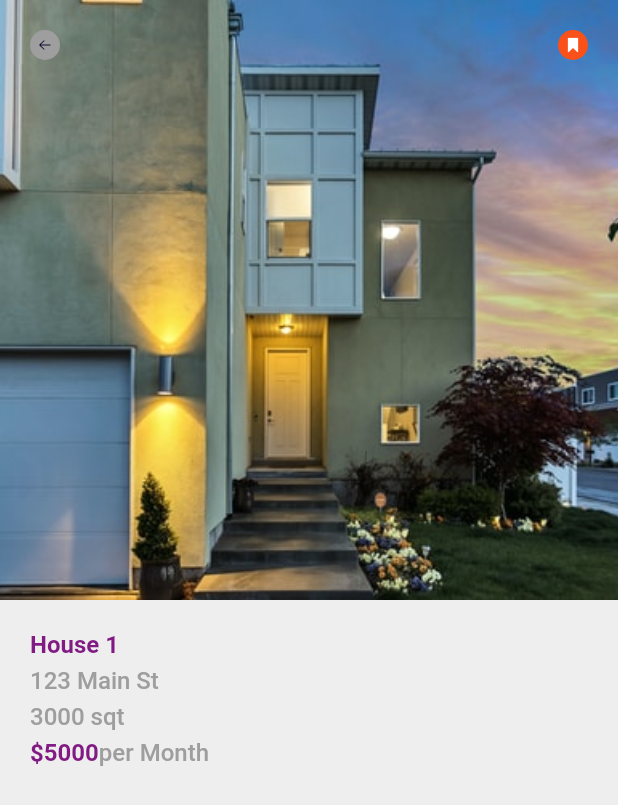
After one commit to bdushimi/atlp-flutter, a Flutter app: the screen it shows after launch, after a tap on "House 1", on a phone screen of 412 x 824 dp. The commit adds this screen. Shown: the top 805 px of the screen. Run offline on Flutter 3.47's test engine with Material 2 defaults, Android fonts, the phone set to English and light mode, and no system bars; our stand-ins replace flutter_svg.

Commit message:
Adds house details page

```diff
--- /dev/null
+++ b/flutter-firebase/house_rent_app/lib/screen/detail/details.dart
@@ -0,0 +1,26 @@
+import 'package:flutter/material.dart';
+import 'package:house_rent_app/model/house_model.dart';
+import 'package:house_rent_app/screen/detail/widget/detailed_app_bar.dart';
+import 'package:house_rent_app/screen/detail/widget/content_intro.dart';
+
+class Details extends StatelessWidget {
+  final House house;
+  const Details({Key? key, required this.house}) : super(key: key);
+
+  @override
+  Widget build(BuildContext context) {
+    return Scaffold(
+      body: SingleChildScrollView(
+        child: Column(
+          crossAxisAlignment: CrossAxisAlignment.start,
+          children: [
+            DetailedAppBar(house: house),
+            const SizedBox(height: 20),
+            ContentIntro(house: house),
+
+          ],
+        ),
+      ),
+    );
+  }
+}
--- /dev/null
+++ b/flutter-firebase/house_rent_app/lib/screen/detail/widget/content_intro.dart
@@ -0,0 +1,55 @@
+import 'package:flutter/material.dart';
+import 'package:house_rent_app/model/house_model.dart';
+
+class ContentIntro extends StatelessWidget {
+  final House house;
+  const ContentIntro({Key? key, required this.house}) : super(key: key);
+
+  @override
+  Widget build(BuildContext context) {
+    return Container(
+      padding: const EdgeInsets.symmetric(horizontal: 20),
+      child: Column(
+        crossAxisAlignment: CrossAxisAlignment.start,
+        children: [
+          Text(house.name,
+              style: Theme.of(context)
+                  .textTheme
+                  .headline1!
+                  .copyWith(fontSize: 16, fontWeight: FontWeight.bold)),
+          const SizedBox(height: 5),
+          Text(house.address,
+              style: Theme.of(context)
+                  .textTheme
+                  .bodyText1!
+                  .copyWith(fontSize: 16, color: Colors.grey)),
+                  const SizedBox(height: 5),
+          Text("3000 sqt",
+              style: Theme.of(context)
+                  .textTheme
+                  .bodyText1!
+                  .copyWith(fontSize: 16, color: Colors.grey)),
+                  const SizedBox(height: 5),
+          RichText(
+            text: TextSpan(
+              children: [
+                TextSpan(
+                    text: '\$5000',
+                    style: Theme.of(context)
+                        .textTheme
+                        .headline1!
+                        .copyWith(fontSize: 16, fontWeight: FontWeight.bold)),
+                TextSpan(
+                    text: 'per Month',
+                    style: Theme.of(context)
+                        .textTheme
+                        .bodyText1!
+                        .copyWith(fontSize: 16, color: Colors.grey)),
+              ],
+            ),
+          ),
+        ],
+      ),
+    );
+  }
+}
--- /dev/null
+++ b/flutter-firebase/house_rent_app/lib/screen/detail/widget/detailed_app_bar.dart
@@ -0,0 +1,57 @@
+import 'package:flutter/material.dart';
+import 'package:flutter_svg/svg.dart';
+
+import '../../../model/house_model.dart';
+
+class DetailedAppBar extends StatelessWidget {
+  final House house;
+  const DetailedAppBar({Key? key, required this.house}) : super(key: key);
+
+  @override
+  Widget build(BuildContext context) {
+    return Container(
+      height: 400,
+      child: Stack(
+        children: [
+          Image.asset(house.imageUrl,
+              fit: BoxFit.cover, height: double.infinity),
+          SafeArea(
+            child: Padding(
+              padding: const EdgeInsets.symmetric(horizontal: 20, vertical: 20),
+              child: Row(
+                mainAxisAlignment: MainAxisAlignment.spaceBetween,
+                children: [
+                  GestureDetector(
+                    onTap: () {
+                      Navigator.of(context).pop();
+                    },
+                    child: Container(
+                      height: 20,
+                      width: 20,
+                      padding: const EdgeInsets.all(5),
+                      decoration: const BoxDecoration(
+                        color: Colors.grey,
+                        shape: BoxShape.circle,
+                      ),
+                      child: SvgPicture.asset("assets/icons/arrow.svg"),
+                    ),
+                  ),
+                  Container(
+                    height: 20,
+                    width: 20,
+                    padding: const EdgeInsets.all(5),
+                    decoration: BoxDecoration(
+                      color: Theme.of(context).colorScheme.secondary,
+                      shape: BoxShape.circle,
+                    ),
+                    child: SvgPicture.asset("assets/icons/mark.svg"),
+                  ),
+                ],
+              ),
+            ),
+          ),
+        ],
+      ),
+    );
+  }
+}
--- a/flutter-firebase/house_rent_app/lib/screen/home/widget/recommended_house.dart
+++ b/flutter-firebase/house_rent_app/lib/screen/home/widget/recommended_house.dart
@@ -2,6 +2,7 @@ import 'package:flutter/material.dart';
 import 'package:house_rent_app/widget/circular_icon.dart';
 
 import '../../../model/house_model.dart';
+import '../../detail/details.dart';
 
 /// This class is a stateless widget that displays a recommended house.
 class RecommendedHouse extends StatelessWidget {
@@ -13,7 +14,14 @@ class RecommendedHouse extends StatelessWidget {
         height: 340,
         child: ListView.separated(
             scrollDirection: Axis.horizontal,
-            itemBuilder: (context, index) => Container(
+            itemBuilder: (context, index) => GestureDetector(
+                  onTap: () {
+                    Navigator.of(context).push(
+                        MaterialPageRoute(builder: (BuildContext context) {
+                      return Details(house: recommendedHouses[index]);
+                    }));
+                  },
+                  child: Container(
                     height: 300,
                     width: 200,
                     padding: const EdgeInsets.all(20),
@@ -50,26 +58,32 @@ class RecommendedHouse extends StatelessWidget {
                                   children: [
                                     Text(
                                       recommendedHouses[index].name,
-                                    style: Theme.
-                                    of(context)
+                                      style: Theme.of(context)
                                           .textTheme
                                           .headline1!
-                                    .copyWith(fontSize: 16, fontWeight: FontWeight.bold)
-                                    ,),
-                                    const SizedBox(height: 5,),
-                                  Text(recommendedHouses[index].address,
-                                  style: Theme.
-                                    of(context)
+                                          .copyWith(
+                                              fontSize: 16,
+                                              fontWeight: FontWeight.bold),
+                                    ),
+                                    const SizedBox(
+                                      height: 5,
+                                    ),
+                                    Text(
+                                      recommendedHouses[index].address,
+                                      style: Theme.of(context)
                                           .textTheme
                                           .bodyText1!
-                                    .copyWith(fontSize: 14, fontWeight: FontWeight.bold)
-                                    ,),
+                                          .copyWith(
+                                              fontSize: 14,
+                                              fontWeight: FontWeight.bold),
+                                    ),
                                   ],
                                 ),
                                 CircularIconWidget(
                                     iconUrl: 'assets/icons/heart.svg',
-                                  color:
-                                      Theme.of(context).colorScheme.secondary),
+                                    color: Theme.of(context)
+                                        .colorScheme
+                                        .secondary),
                               ],
                             ),
                           ),
@@ -81,6 +95,7 @@ class RecommendedHouse extends StatelessWidget {
                       borderRadius: BorderRadius.circular(10),
                     ),
                   ),
+                ),
             separatorBuilder: (_, index) => const SizedBox(width: 20),
             itemCount: recommendedHouses.length));
   }
```
Lines whose indentation alone changed are shown as unchanged.
